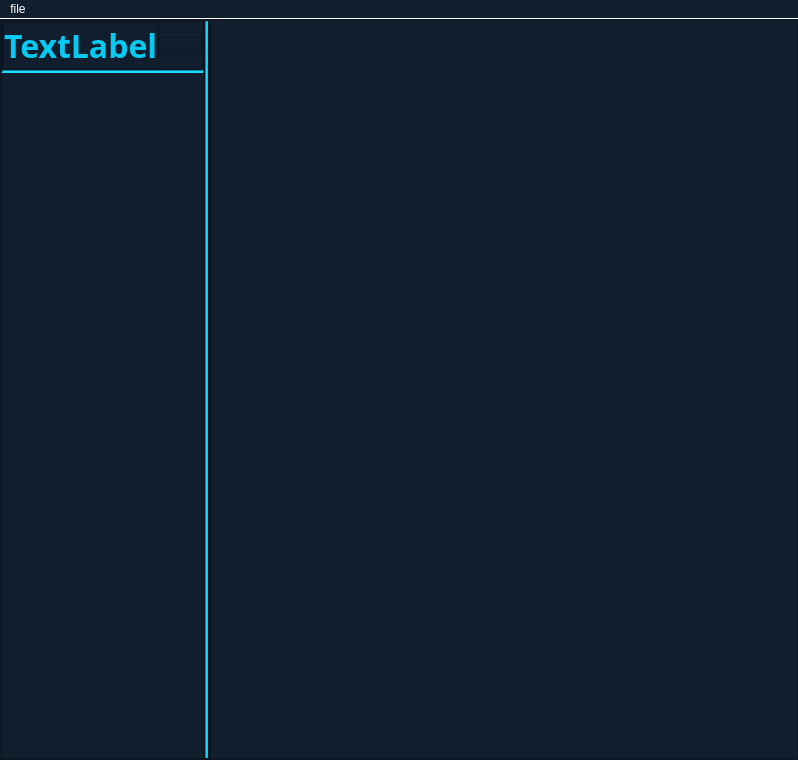
The window that level_disigner/res/src/templates/designer.ui (hyper-hronoz/dark_knife) describes before a commit, drawn with Qt 5.
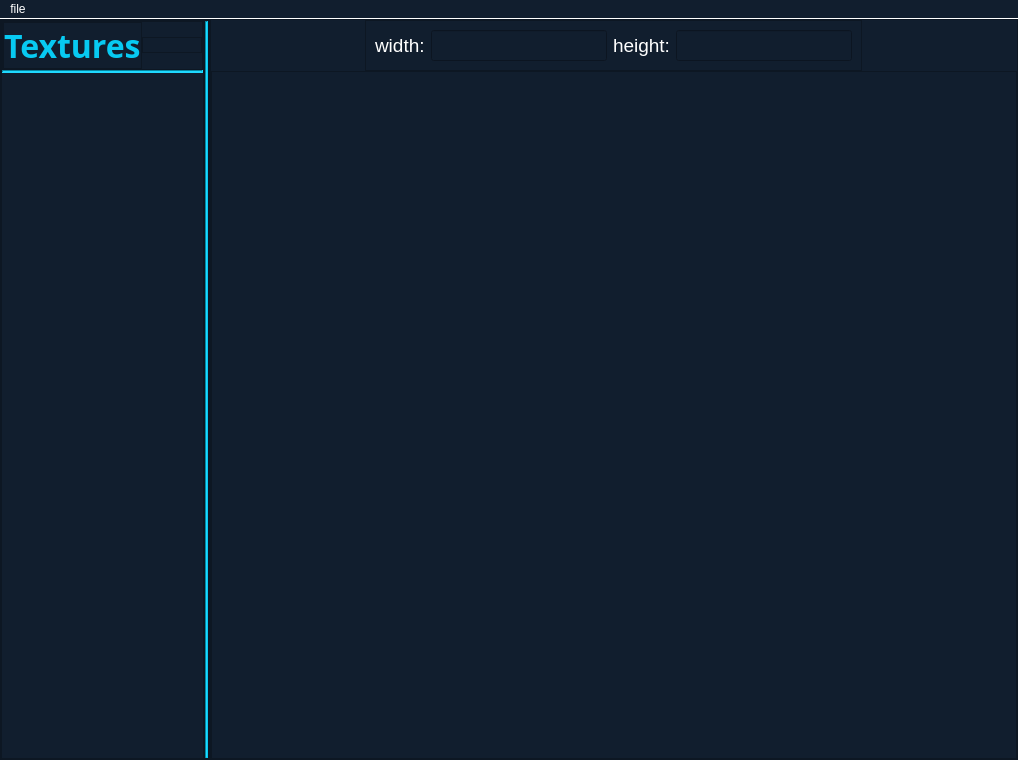
The same window after the commit. Icons and pictures are not drawn.

The edit to the form file:
```diff
--- a/level_disigner/res/src/templates/designer.ui
+++ b/level_disigner/res/src/templates/designer.ui
@@ -6,7 +6,7 @@
    <rect>
     <x>0</x>
     <y>0</y>
-    <width>798</width>
+    <width>1018</width>
     <height>760</height>
    </rect>
   </property>
@@ -155,7 +155,7 @@
                    <string notr="true">color: #07CAF2;</string>
                   </property>
                   <property name="text">
-                   <string>TextLabel</string>
+                   <string>Textures</string>
                   </property>
                  </widget>
                 </item>
@@ -341,13 +341,115 @@
      </widget>
     </item>
     <item>
-     <widget class="QFrame" name="grid_frame">
+     <widget class="QFrame" name="right_bar">
       <property name="frameShape">
        <enum>QFrame::StyledPanel</enum>
       </property>
       <property name="frameShadow">
        <enum>QFrame::Raised</enum>
       </property>
+      <layout class="QVBoxLayout" name="verticalLayout_5">
+       <property name="spacing">
+        <number>0</number>
+       </property>
+       <property name="leftMargin">
+        <number>0</number>
+       </property>
+       <property name="topMargin">
+        <number>0</number>
+       </property>
+       <property name="rightMargin">
+        <number>0</number>
+       </property>
+       <property name="bottomMargin">
+        <number>0</number>
+       </property>
+       <item alignment="Qt::AlignHCenter|Qt::AlignTop">
+        <widget class="QFrame" name="setting_bar">
+         <property name="styleSheet">
+          <string notr="true"/>
+         </property>
+         <property name="frameShape">
+          <enum>QFrame::StyledPanel</enum>
+         </property>
+         <property name="frameShadow">
+          <enum>QFrame::Raised</enum>
+         </property>
+         <layout class="QHBoxLayout" name="horizontalLayout_6">
+          <item>
+           <widget class="QLabel" name="lable_widht">
+            <property name="font">
+             <font>
+              <pointsize>14</pointsize>
+             </font>
+            </property>
+            <property name="styleSheet">
+             <string notr="true">color: #fff;</string>
+            </property>
+            <property name="text">
+             <string>width:</string>
+            </property>
+           </widget>
+          </item>
+          <item>
+           <widget class="QLineEdit" name="line_edit__width">
+            <property name="font">
+             <font>
+              <pointsize>14</pointsize>
+             </font>
+            </property>
+            <property name="styleSheet">
+             <string notr="true">color: #fff;</string>
+            </property>
+           </widget>
+          </item>
+          <item>
+           <widget class="QLabel" name="lable_height">
+            <property name="font">
+             <font>
+              <pointsize>14</pointsize>
+             </font>
+            </property>
+            <property name="styleSheet">
+             <string notr="true">color: #fff;</string>
+            </property>
+            <property name="text">
+             <string>height:</string>
+            </property>
+           </widget>
+          </item>
+          <item>
+           <widget class="QLineEdit" name="line_edit_height">
+            <property name="font">
+             <font>
+              <pointsize>14</pointsize>
+             </font>
+            </property>
+            <property name="styleSheet">
+             <string notr="true">color: #fff;</string>
+            </property>
+           </widget>
+          </item>
+         </layout>
+        </widget>
+       </item>
+       <item>
+        <widget class="QFrame" name="grid_frame">
+         <property name="sizePolicy">
+          <sizepolicy hsizetype="Preferred" vsizetype="Expanding">
+           <horstretch>0</horstretch>
+           <verstretch>0</verstretch>
+          </sizepolicy>
+         </property>
+         <property name="frameShape">
+          <enum>QFrame::StyledPanel</enum>
+         </property>
+         <property name="frameShadow">
+          <enum>QFrame::Raised</enum>
+         </property>
+        </widget>
+       </item>
+      </layout>
      </widget>
     </item>
    </layout>
@@ -357,7 +459,7 @@
     <rect>
      <x>0</x>
      <y>0</y>
-     <width>798</width>
+     <width>1018</width>
      <height>21</height>
     </rect>
    </property>
```
Left out of the diff: 6 changed lines with no effect on the pictures.
